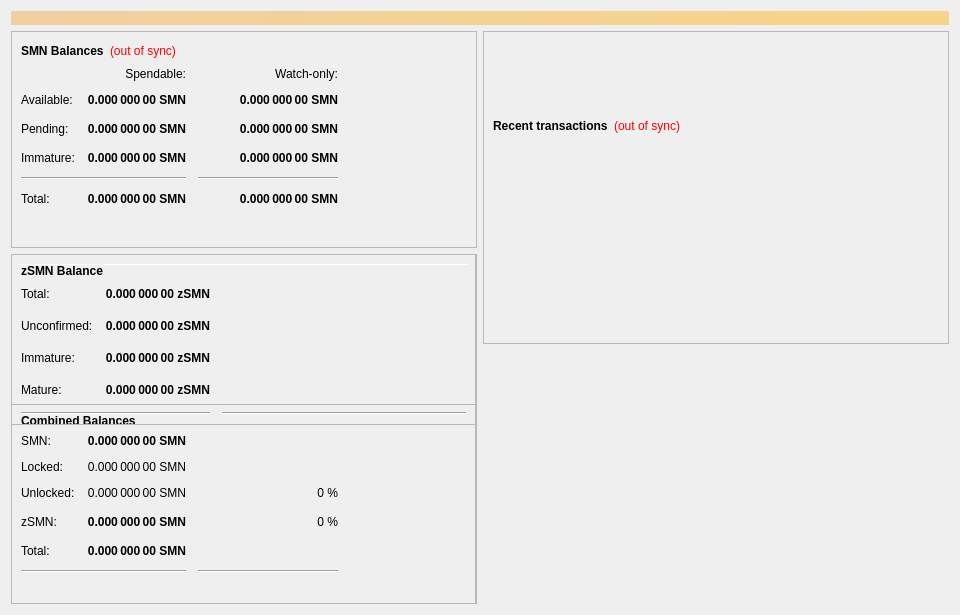
Above: src/qt/forms/overviewpage.ui from MCLXI/TSC before the change. Below: the same form after it.
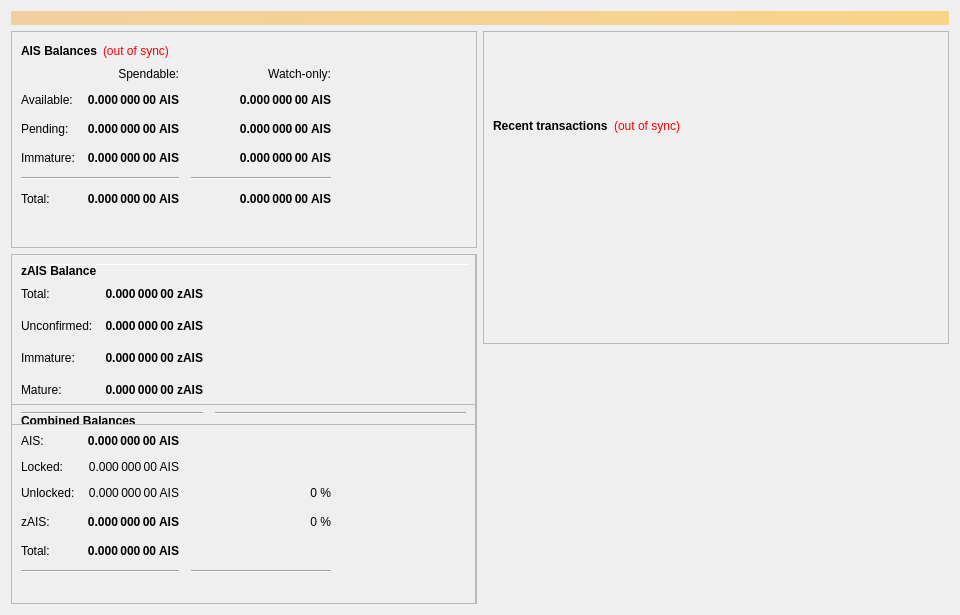
That is the form after the change.

The edit to the form file:
```diff
--- a/src/qt/forms/overviewpage.ui
+++ b/src/qt/forms/overviewpage.ui
@@ -60,7 +60,7 @@
                </font>
               </property>
               <property name="text">
-               <string>SMN Balances</string>
+               <string>AIS Balances</string>
               </property>
              </widget>
             </item>
@@ -118,7 +118,7 @@
                <string>Unconfirmed transactions to watch-only addresses</string>
               </property>
               <property name="text">
-               <string notr="true">0.000 000 00 SMN</string>
+               <string notr="true">0.000 000 00 AIS</string>
               </property>
               <property name="alignment">
                <set>Qt::AlignRight|Qt::AlignTrailing|Qt::AlignVCenter</set>
@@ -143,7 +143,7 @@
                <string>Total of transactions that have yet to be confirmed, and do not yet count toward the spendable balance</string>
               </property>
               <property name="text">
-               <string notr="true">0.000 000 00 SMN</string>
+               <string notr="true">0.000 000 00 AIS</string>
               </property>
               <property name="alignment">
                <set>Qt::AlignRight|Qt::AlignTrailing|Qt::AlignVCenter</set>
@@ -168,7 +168,7 @@
                <string>Staked or masternode rewards in watch-only addresses that has not yet matured</string>
               </property>
               <property name="text">
-               <string notr="true">0.000 000 00 SMN</string>
+               <string notr="true">0.000 000 00 AIS</string>
               </property>
               <property name="alignment">
                <set>Qt::AlignRight|Qt::AlignTrailing|Qt::AlignVCenter</set>
@@ -226,7 +226,7 @@
                <string>Staked or masternode rewards that has not yet matured</string>
               </property>
               <property name="text">
-               <string notr="true">0.000 000 00 SMN</string>
+               <string notr="true">0.000 000 00 AIS</string>
               </property>
               <property name="alignment">
                <set>Qt::AlignRight|Qt::AlignTrailing|Qt::AlignVCenter</set>
@@ -271,7 +271,7 @@
                <string>Your current total balance</string>
               </property>
               <property name="text">
-               <string notr="true">0.000 000 00 SMN</string>
+               <string notr="true">0.000 000 00 AIS</string>
               </property>
               <property name="alignment">
                <set>Qt::AlignRight|Qt::AlignTrailing|Qt::AlignVCenter</set>
@@ -296,7 +296,7 @@
                <string>Current total balance in watch-only addresses</string>
               </property>
               <property name="text">
-               <string notr="true">0.000 000 00 SMN</string>
+               <string notr="true">0.000 000 00 AIS</string>
               </property>
               <property name="alignment">
                <set>Qt::AlignRight|Qt::AlignTrailing|Qt::AlignVCenter</set>
@@ -338,7 +338,7 @@
                <string>Your current spendable balance</string>
               </property>
               <property name="text">
-               <string notr="true">0.000 000 00 SMN</string>
+               <string notr="true">0.000 000 00 AIS</string>
               </property>
               <property name="alignment">
                <set>Qt::AlignRight|Qt::AlignTrailing|Qt::AlignVCenter</set>
@@ -363,7 +363,7 @@
                <string>Your current balance in watch-only addresses</string>
               </property>
               <property name="text">
-               <string notr="true">0.000 000 00 SMN</string>
+               <string notr="true">0.000 000 00 AIS</string>
               </property>
               <property name="alignment">
                <set>Qt::AlignRight|Qt::AlignTrailing|Qt::AlignVCenter</set>
@@ -963,7 +963,7 @@
                 <string>Total of transactions that have yet to be confirmed, and do not yet count toward the spendable balance</string>
                </property>
                <property name="text">
-                <string notr="true">0.000 000 00 SMN</string>
+                <string notr="true">0.000 000 00 AIS</string>
                </property>
                <property name="alignment">
                 <set>Qt::AlignRight|Qt::AlignTrailing|Qt::AlignVCenter</set>
@@ -988,7 +988,7 @@
                 <string>Total Balance, including unconfirmed and immature coins.</string>
                </property>
                <property name="text">
-                <string notr="true">0.000 000 00 SMN</string>
+                <string notr="true">0.000 000 00 AIS</string>
                </property>
                <property name="alignment">
                 <set>Qt::AlignRight|Qt::AlignTrailing|Qt::AlignVCenter</set>
@@ -1021,7 +1021,7 @@
              <item row="1" column="0">
               <widget class="QLabel" name="labelBalanceTextz">
                <property name="text">
-                <string>SMN:</string>
+                <string>AIS:</string>
                </property>
               </widget>
              </item>
@@ -1040,7 +1040,7 @@
                 <string>Your current spendable balance</string>
                </property>
                <property name="text">
-                <string notr="true">0.000 000 00 SMN</string>
+                <string notr="true">0.000 000 00 AIS</string>
                </property>
                <property name="alignment">
                 <set>Qt::AlignRight|Qt::AlignTrailing|Qt::AlignVCenter</set>
@@ -1056,7 +1056,7 @@
                 <string/>
                </property>
                <property name="text">
-                <string>zSMN:</string>
+                <string>zAIS:</string>
                </property>
               </widget>
              </item>
@@ -1090,7 +1090,7 @@
                 <string>Locked SMN or Masternode collaterals. These are excluded from zSMN minting.</string>
                </property>
                <property name="text">
-                <string>0.000 000 00 SMN</string>
+                <string>0.000 000 00 AIS</string>
                </property>
                <property name="alignment">
                 <set>Qt::AlignRight|Qt::AlignTrailing|Qt::AlignVCenter</set>
@@ -1123,7 +1123,7 @@
                 <string>Unlocked SMNs. These can be used for zSMN minting.</string>
                </property>
                <property name="text">
-                <string>0.000 000 00 SMN</string>
+                <string>0.000 000 00 AIS</string>
                </property>
                <property name="alignment">
                 <set>Qt::AlignRight|Qt::AlignTrailing|Qt::AlignVCenter</set>
@@ -1190,7 +1190,7 @@
                 </font>
                </property>
                <property name="text">
-                <string>zSMN Balance</string>
+                <string>zAIS Balance</string>
                </property>
               </widget>
              </item>
@@ -1234,7 +1234,7 @@
                 <string>All available zSMN, unconfirmed and immature zSMN included.</string>
                </property>
                <property name="text">
-                <string notr="true">0.000 000 00 zSMN</string>
+                <string notr="true">0.000 000 00 zAIS</string>
                </property>
                <property name="alignment">
                 <set>Qt::AlignRight|Qt::AlignTrailing|Qt::AlignVCenter</set>
@@ -1312,7 +1312,7 @@
 These zSMN are spendable.</string>
                </property>
                <property name="text">
-                <string>0.000 000 00 zSMN</string>
+                <string>0.000 000 00 zAIS</string>
                </property>
                <property name="alignment">
                 <set>Qt::AlignRight|Qt::AlignTrailing|Qt::AlignVCenter</set>
@@ -1343,7 +1343,7 @@
 Immature: confirmed, but less than 1 mints of the same denomination after it was minted</string>
                </property>
                <property name="text">
-                <string>0.000 000 00 zSMN</string>
+                <string>0.000 000 00 zAIS</string>
                </property>
                <property name="alignment">
                 <set>Qt::AlignRight|Qt::AlignTrailing|Qt::AlignVCenter</set>
@@ -1387,7 +1387,7 @@
 Immature: confirmed, but less than 1 mints of the same denomination after it was minted</string>
                </property>
                <property name="text">
-                <string>0.000 000 00 zSMN</string>
+                <string>0.000 000 00 zAIS</string>
                </property>
                <property name="alignment">
                 <set>Qt::AlignRight|Qt::AlignTrailing|Qt::AlignVCenter</set>
```
Left out of the diff: 26 changed lines with no effect on the pictures.
